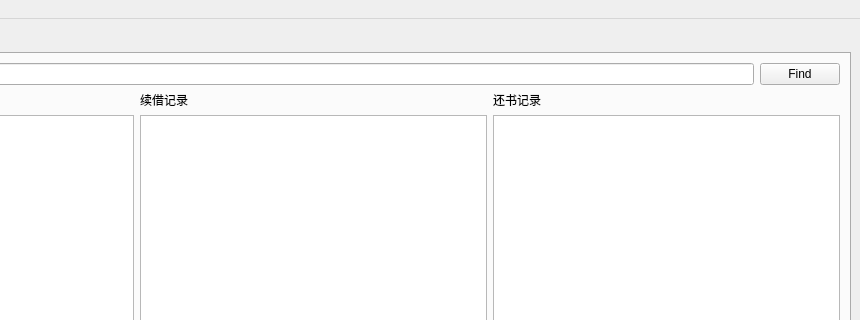
Old version of the form sourcecode/adminmainwindow.ui in the repository LiuzhouChan/database-Project-with-QT; both pictures show x 233 to 1093 and y 0 to 320 of the 1093 by 721 pixel window.
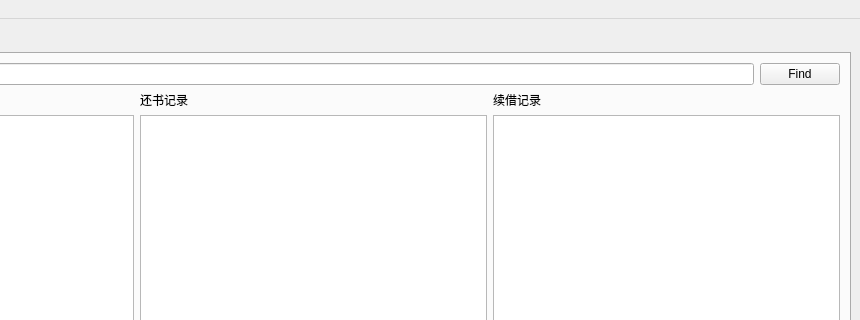
New version of the form. The open tabs and pages were chosen to show the change.

The edit to the form file:
```diff
--- a/sourcecode/adminmainwindow.ui
+++ b/sourcecode/adminmainwindow.ui
@@ -253,13 +253,6 @@
               </property>
              </widget>
             </item>
-            <item>
-             <widget class="QLabel" name="label_2">
-              <property name="text">
-               <string>续借记录</string>
-              </property>
-             </widget>
-            </item>
             <item>
              <widget class="QLabel" name="label_3">
               <property name="text">
@@ -267,6 +260,13 @@
               </property>
              </widget>
             </item>
+            <item>
+             <widget class="QLabel" name="label_2">
+              <property name="text">
+               <string>续借记录</string>
+              </property>
+             </widget>
+            </item>
            </layout>
           </item>
           <item>
```
Left out of the diff: 2 changed lines with no effect on the pictures.
